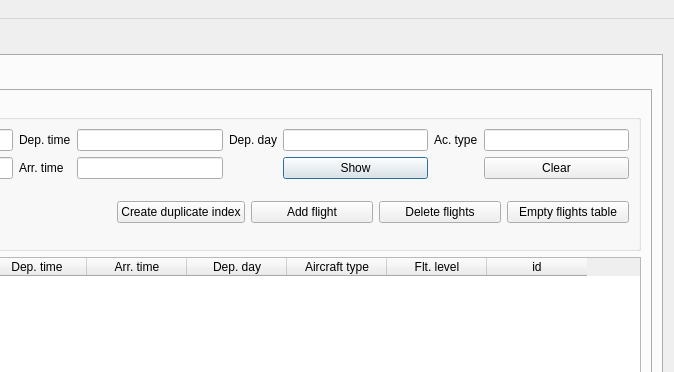
kantooon/ScheduleViewer, file ScheduleUi/MainWindow.ui: the form before one commit; both pictures show x 447 to 1121 and y 0 to 372 of the 1121 by 838 pixel window.
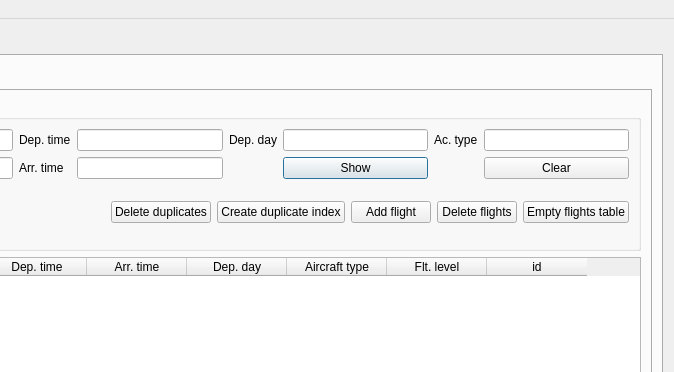
The form after the commit. Icons and pictures are not drawn.

Commit message: Added ability to delete duplicate flights

Diff of the .ui file:
```diff
--- a/ScheduleUi/MainWindow.ui
+++ b/ScheduleUi/MainWindow.ui
@@ -243,6 +243,17 @@
                  </item>
                  <item row="1" column="1">
                   <layout class="QHBoxLayout" name="horizontalLayout">
+                   <item>
+                    <widget class="QPushButton" name="deleteDuplicatesButton">
+                     <property name="text">
+                      <string>Delete duplicates</string>
+                     </property>
+                     <property name="icon">
+                      <iconset resource="../resources.qrc">
+                       <normaloff>:/icons/icons/application-exit.png</normaloff>:/icons/icons/application-exit.png</iconset>
+                     </property>
+                    </widget>
+                   </item>
                    <item>
                     <widget class="QPushButton" name="findDupesButton">
                      <property name="text">
```
Left out of the diff: 38 changed lines with no effect on the pictures. The commit also changes 18 other files.
